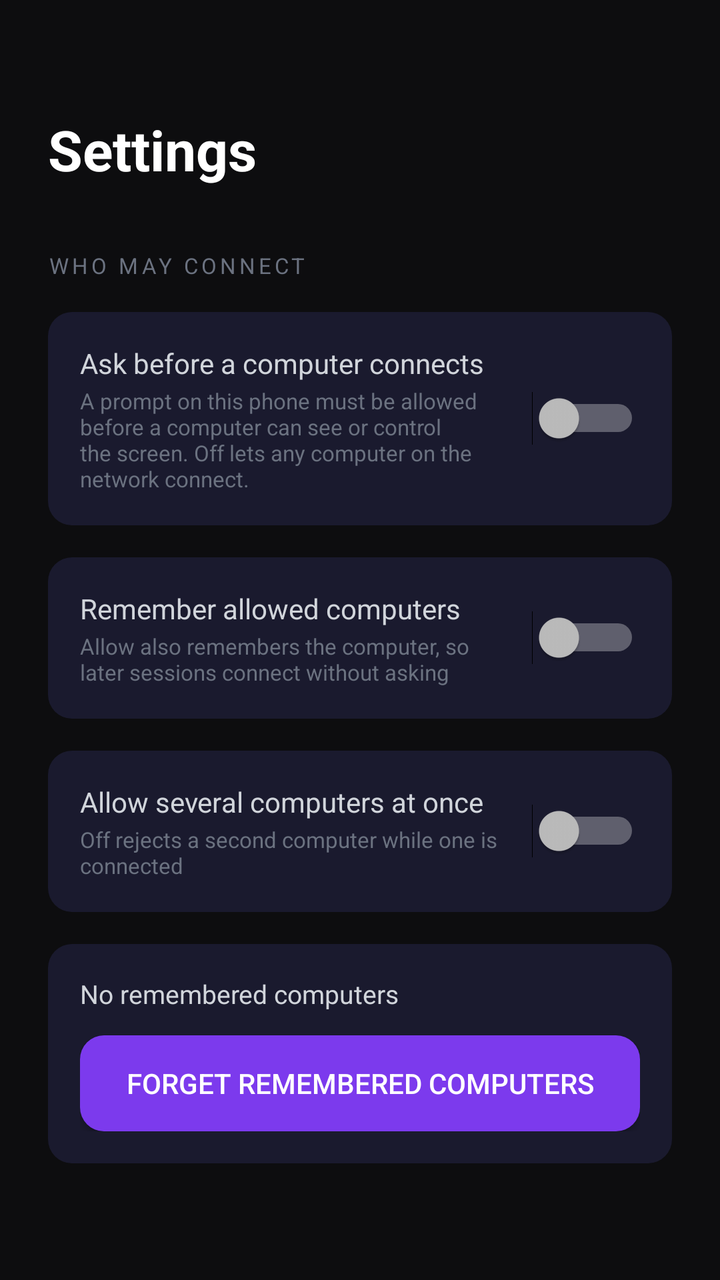
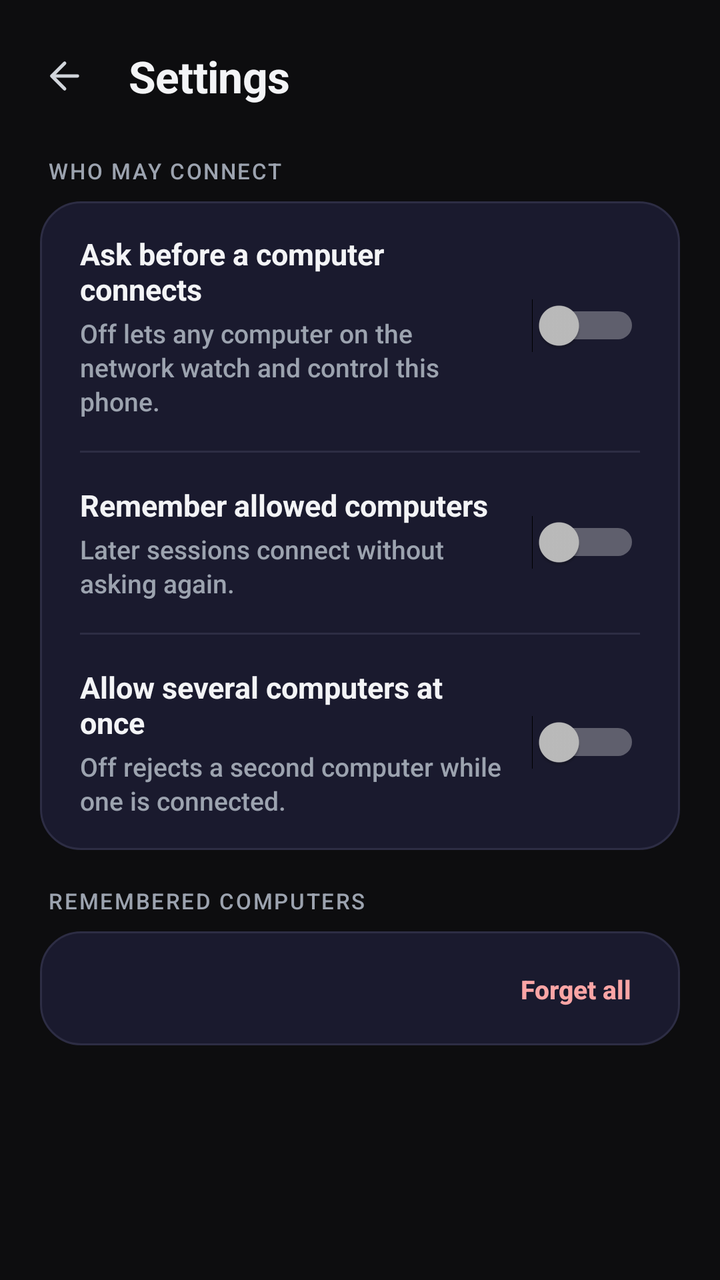

An Android layout rendered at two revisions. The XML below is the earlier revision; the diff shows what the commit changed to produce the second picture.
<!-- AndroidManifest.xml: application theme Theme.RemotePhone -->
<!-- res/layout/activity_settings.xml -->
<?xml version="1.0" encoding="utf-8"?>
<ScrollView xmlns:android="http://schemas.android.com/apk/res/android"
    android:layout_width="match_parent"
    android:layout_height="match_parent"
    android:background="@color/bg_dark"
    android:fillViewport="true">

    <LinearLayout
        android:layout_width="match_parent"
        android:layout_height="wrap_content"
        android:orientation="vertical"
        android:padding="24dp">

        <TextView
            android:layout_width="wrap_content"
            android:layout_height="wrap_content"
            android:text="Settings"
            android:textSize="28sp"
            android:textColor="@color/text_primary"
            android:textStyle="bold"
            android:layout_marginTop="32dp" />

        <TextView
            android:layout_width="wrap_content"
            android:layout_height="wrap_content"
            android:text="WHO MAY CONNECT"
            android:textSize="11sp"
            android:textColor="@color/text_hint"
            android:letterSpacing="0.15"
            android:layout_marginTop="32dp" />

        <LinearLayout
            android:layout_width="match_parent"
            android:layout_height="wrap_content"
            android:orientation="horizontal"
            android:gravity="center_vertical"
            android:background="@drawable/card_background"
            android:padding="16dp"
            android:layout_marginTop="16dp">

            <LinearLayout
                android:layout_width="0dp"
                android:layout_height="wrap_content"
                android:layout_weight="1"
                android:orientation="vertical">

                <TextView
                    android:layout_width="wrap_content"
                    android:layout_height="wrap_content"
                    android:text="Ask before a computer connects"
                    android:textSize="14sp"
                    android:textColor="@color/text_secondary" />

                <TextView
                    android:layout_width="wrap_content"
                    android:layout_height="wrap_content"
                    android:text="A prompt on this phone must be allowed before a computer can see or control the screen. Off lets any computer on the network connect."
                    android:textSize="11sp"
                    android:textColor="@color/text_hint"
                    android:layout_marginTop="2dp" />
            </LinearLayout>

            <Switch
                android:id="@+id/askToggle"
                android:layout_width="wrap_content"
                android:layout_height="wrap_content"
                android:layout_marginStart="12dp" />
        </LinearLayout>

        <LinearLayout
            android:layout_width="match_parent"
            android:layout_height="wrap_content"
            android:orientation="horizontal"
            android:gravity="center_vertical"
            android:background="@drawable/card_background"
            android:padding="16dp"
            android:layout_marginTop="16dp">

            <LinearLayout
                android:layout_width="0dp"
                android:layout_height="wrap_content"
                android:layout_weight="1"
                android:orientation="vertical">

                <TextView
                    android:layout_width="wrap_content"
                    android:layout_height="wrap_content"
                    android:text="Remember allowed computers"
                    android:textSize="14sp"
                    android:textColor="@color/text_secondary" />

                <TextView
                    android:layout_width="wrap_content"
                    android:layout_height="wrap_content"
                    android:text="Allow also remembers the computer, so later sessions connect without asking"
                    android:textSize="11sp"
                    android:textColor="@color/text_hint"
                    android:layout_marginTop="2dp" />
            </LinearLayout>

            <Switch
                android:id="@+id/rememberToggle"
                android:layout_width="wrap_content"
                android:layout_height="wrap_content"
                android:layout_marginStart="12dp" />
        </LinearLayout>

        <LinearLayout
            android:layout_width="match_parent"
            android:layout_height="wrap_content"
            android:orientation="horizontal"
            android:gravity="center_vertical"
            android:background="@drawable/card_background"
            android:padding="16dp"
            android:layout_marginTop="16dp">

            <LinearLayout
                android:layout_width="0dp"
                android:layout_height="wrap_content"
                android:layout_weight="1"
                android:orientation="vertical">

                <TextView
                    android:layout_width="wrap_content"
                    android:layout_height="wrap_content"
                    android:text="Allow several computers at once"
                    android:textSize="14sp"
                    android:textColor="@color/text_secondary" />

                <TextView
                    android:layout_width="wrap_content"
                    android:layout_height="wrap_content"
                    android:text="Off rejects a second computer while one is connected"
                    android:textSize="11sp"
                    android:textColor="@color/text_hint"
                    android:layout_marginTop="2dp" />
            </LinearLayout>

            <Switch
                android:id="@+id/multipleToggle"
                android:layout_width="wrap_content"
                android:layout_height="wrap_content"
                android:layout_marginStart="12dp" />
        </LinearLayout>

        <LinearLayout
            android:layout_width="match_parent"
            android:layout_height="wrap_content"
            android:orientation="vertical"
            android:background="@drawable/card_background"
            android:padding="16dp"
            android:layout_marginTop="16dp">

            <TextView
                android:id="@+id/rememberedText"
                android:layout_width="wrap_content"
                android:layout_height="wrap_content"
                android:text="No remembered computers"
                android:textSize="13sp"
                android:textColor="@color/text_secondary" />

            <Button
                android:id="@+id/forgetButton"
                android:layout_width="match_parent"
                android:layout_height="48dp"
                android:layout_marginTop="12dp"
                android:text="Forget remembered computers"
                android:textColor="@color/text_primary"
                android:background="@drawable/button_primary" />
        </LinearLayout>

    </LinearLayout>

</ScrollView>
<!-- resources referenced by this layout -->
<resources>
  <color name="text_hint">#FF6B7280</color>
  <color name="text_primary">#FFFFFFFF</color>
  <!-- drawable button_primary (drawable) -->
  <?xml version="1.0" encoding="utf-8"?>
  <ripple xmlns:android="http://schemas.android.com/apk/res/android"
      android:color="@color/primary_pressed">
      <item>
          <shape android:shape="rectangle">
              <solid android:color="@color/primary" />
              <corners android:radius="12dp" />
          </shape>
      </item>
  </ripple>
  <!-- drawable card_background (drawable) -->
  <?xml version="1.0" encoding="utf-8"?>
  <shape xmlns:android="http://schemas.android.com/apk/res/android"
      android:shape="rectangle">
      <solid android:color="@color/card_bg" />
      <corners android:radius="12dp" />
  </shape>
  <style name="Theme.RemotePhone" parent="android:Theme.Material.NoActionBar">
          <item name="android:colorPrimary">@color/primary</item>
          <item name="android:colorPrimaryDark">@color/primary_dark</item>
          <item name="android:colorAccent">@color/primary</item>
          <item name="android:windowBackground">@color/bg_dark</item>
          <item name="android:statusBarColor">@color/bg_dark</item>
          <item name="android:navigationBarColor">@color/bg_dark</item>
          <item name="android:windowLightStatusBar">false</item>
      </style>
  <color name="primary_pressed">#FF5B21B6</color>
  <!-- unchanged entries left out for length: 5 -->
</resources>

<!-- the commit's change to res/layout/activity_settings.xml (unified diff, before → after) -->
@@ -9,166 +9,207 @@
         android:layout_width="match_parent"
         android:layout_height="wrap_content"
         android:orientation="vertical"
-        android:padding="24dp">
-
-        <TextView
-            android:layout_width="wrap_content"
-            android:layout_height="wrap_content"
-            android:text="Settings"
-            android:textSize="28sp"
-            android:textColor="@color/text_primary"
-            android:textStyle="bold"
-            android:layout_marginTop="32dp" />
-
-        <TextView
-            android:layout_width="wrap_content"
-            android:layout_height="wrap_content"
-            android:text="WHO MAY CONNECT"
-            android:textSize="11sp"
-            android:textColor="@color/text_hint"
-            android:letterSpacing="0.15"
-            android:layout_marginTop="32dp" />
+        android:paddingStart="20dp"
+        android:paddingEnd="20dp"
+        android:paddingTop="16dp"
+        android:paddingBottom="24dp">
 
         <LinearLayout
             android:layout_width="match_parent"
             android:layout_height="wrap_content"
             android:orientation="horizontal"
-            android:gravity="center_vertical"
-            android:background="@drawable/card_background"
-            android:padding="16dp"
-            android:layout_marginTop="16dp">
-
-            <LinearLayout
-                android:layout_width="0dp"
-                android:layout_height="wrap_content"
-                android:layout_weight="1"
-                android:orientation="vertical">
-
-                <TextView
+            android:gravity="center_vertical">
+
+            <ImageButton
+                android:id="@+id/backButton"
+                android:layout_width="44dp"
+                android:layout_height="44dp"
+                android:layout_marginStart="-10dp"
+                android:background="?android:attr/selectableItemBackgroundBorderless"
+                android:src="@drawable/ic_back"
+                android:tint="@color/text_secondary"
+                android:contentDescription="Back" />
+
+            <TextView
+                android:layout_width="wrap_content"
+                android:layout_height="wrap_content"
+                android:layout_marginStart="10dp"
+                android:text="Settings"
+                android:textSize="22sp"
+                style="@style/Title"
+                android:letterSpacing="-0.01" />
+        </LinearLayout>
+
+        <TextView
+            style="@style/Label"
+            android:layout_marginStart="4dp"
+            android:layout_marginTop="18dp"
+            android:text="WHO MAY CONNECT" />
+
+        <LinearLayout
+            style="@style/Card"
+            android:layout_marginTop="8dp"
+            android:showDividers="middle"
+            android:divider="@drawable/divider"
+            android:dividerPadding="20dp">
+
+            <LinearLayout
+                android:layout_width="match_parent"
+                android:layout_height="wrap_content"
+                android:orientation="horizontal"
+                android:gravity="center_vertical"
+                android:paddingTop="16dp"
+                android:paddingBottom="16dp"
+                android:paddingStart="20dp"
+                android:paddingEnd="20dp">
+
+                <LinearLayout
+                    style="@style/TextColumn"
+                    android:layout_marginStart="0dp">
+
+                    <TextView
+                        style="@style/Title"
+                        android:text="Ask before a computer connects" />
+
+                    <TextView
+                        style="@style/Body"
+                        android:layout_marginTop="3dp"
+                        android:text="Off lets any computer on the network watch and control this phone." />
+                </LinearLayout>
+
+                <Switch
+                    android:id="@+id/askToggle"
                     android:layout_width="wrap_content"
                     android:layout_height="wrap_content"
-                    android:text="Ask before a computer connects"
-                    android:textSize="14sp"
-                    android:textColor="@color/text_secondary" />
-
-                <TextView
+                    android:layout_marginStart="14dp"
+                    android:contentDescription="Ask before a computer connects" />
+            </LinearLayout>
+
+            <LinearLayout
+                android:layout_width="match_parent"
+                android:layout_height="wrap_content"
+                android:orientation="horizontal"
+                android:gravity="center_vertical"
+                android:paddingTop="16dp"
+                android:paddingBottom="16dp"
+                android:paddingStart="20dp"
+                android:paddingEnd="20dp">
+
+                <LinearLayout
+                    style="@style/TextColumn"
+                    android:layout_marginStart="0dp">
+
+                    <TextView
+                        style="@style/Title"
+                        android:text="Remember allowed computers" />
+
+                    <TextView
+                        style="@style/Body"
+                        android:layout_marginTop="3dp"
+                        android:text="Later sessions connect without asking again." />
+                </LinearLayout>
+
+                <Switch
+                    android:id="@+id/rememberToggle"
                     android:layout_width="wrap_content"
                     android:layout_height="wrap_content"
-                    android:text="A prompt on this phone must be allowed before a computer can see or control the screen. Off lets any computer on the network connect."
-                    android:textSize="11sp"
-                    android:textColor="@color/text_hint"
-                    android:layout_marginTop="2dp" />
-            </LinearLayout>
-
-            <Switch
-                android:id="@+id/askToggle"
-                android:layout_width="wrap_content"
-                android:layout_height="wrap_content"
-                android:layout_marginStart="12dp" />
+                    android:layout_marginStart="14dp"
+                    android:contentDescription="Remember allowed computers" />
+            </LinearLayout>
+
+            <LinearLayout
+                android:layout_width="match_parent"
+                android:layout_height="wrap_content"
+                android:orientation="horizontal"
+                android:gravity="center_vertical"
+                android:paddingTop="16dp"
+                android:paddingBottom="16dp"
+                android:paddingStart="20dp"
+                android:paddingEnd="20dp">
+
+                <LinearLayout
+                    style="@style/TextColumn"
+                    android:layout_marginStart="0dp">
+
+                    <TextView
+                        style="@style/Title"
+                        android:text="Allow several computers at once" />
+
+                    <TextView
+                        style="@style/Body"
+                        android:layout_marginTop="3dp"
+                        android:text="Off rejects a second computer while one is connected." />
+                </LinearLayout>
+
+                <Switch
+                    android:id="@+id/multipleToggle"
+                    android:layout_width="wrap_content"
+                    android:layout_height="wrap_content"
+                    android:layout_marginStart="14dp"
+                    android:contentDescription="Allow several computers at once" />
+            </LinearLayout>
         </LinearLayout>
 
         <LinearLayout
             android:layout_width="match_parent"
             android:layout_height="wrap_content"
-            android:orientation="horizontal"
-            android:gravity="center_vertical"
-            android:background="@drawable/card_background"
-            android:padding="16dp"
-            android:layout_marginTop="16dp">
-
-            <LinearLayout
+            android:layout_marginTop="18dp"
+            android:paddingStart="4dp"
+            android:paddingEnd="4dp"
+            android:orientation="horizontal">
+
+            <TextView
+                style="@style/Label"
                 android:layout_width="0dp"
-                android:layout_height="wrap_content"
                 android:layout_weight="1"
-                android:orientation="vertical">
+                android:text="REMEMBERED COMPUTERS" />
+
+            <TextView
+                android:id="@+id/rememberedCount"
+                style="@style/Label" />
+        </LinearLayout>
+
+        <LinearLayout
+            style="@style/Card"
+            android:layout_marginTop="8dp"
+            android:showDividers="middle"
+            android:divider="@drawable/divider"
+            android:dividerPadding="20dp">
+
+            
+            <LinearLayout
+                android:id="@+id/rememberedList"
+                android:layout_width="match_parent"
+                android:layout_height="wrap_content"
+                android:orientation="vertical"
+                android:paddingStart="6dp"
+                android:paddingEnd="4dp"
+                android:showDividers="middle"
+                android:divider="@drawable/divider"
+                android:dividerPadding="14dp" />
+
+            <LinearLayout
+                android:layout_width="match_parent"
+                android:layout_height="wrap_content"
+                android:orientation="horizontal"
+                android:gravity="center_vertical"
+                android:paddingStart="20dp"
+                android:paddingEnd="12dp"
+                android:paddingTop="6dp"
+                android:paddingBottom="6dp">
 
                 <TextView
-                    android:layout_width="wrap_content"
-                    android:layout_height="wrap_content"
-                    android:text="Remember allowed computers"
-                    android:textSize="14sp"
-                    android:textColor="@color/text_secondary" />
-
-                <TextView
-                    android:layout_width="wrap_content"
-                    android:layout_height="wrap_content"
-                    android:text="Allow also remembers the computer, so later sessions connect without asking"
-                    android:textSize="11sp"
-                    android:textColor="@color/text_hint"
-                    android:layout_marginTop="2dp" />
-            </LinearLayout>
-
-            <Switch
-                android:id="@+id/rememberToggle"
-                android:layout_width="wrap_content"
-                android:layout_height="wrap_content"
-                android:layout_marginStart="12dp" />
-        </LinearLayout>
-
-        <LinearLayout
-            android:layout_width="match_parent"
-            android:layout_height="wrap_content"
-            android:orientation="horizontal"
-            android:gravity="center_vertical"
-            android:background="@drawable/card_background"
-            android:padding="16dp"
-            android:layout_marginTop="16dp">
-
-            <LinearLayout
-                android:layout_width="0dp"
-                android:layout_height="wrap_content"
-                android:layout_weight="1"
-                android:orientation="vertical">
-
-                <TextView
-                    android:layout_width="wrap_content"
-                    android:layout_height="wrap_content"
-                    android:text="Allow several computers at once"
-                    android:textSize="14sp"
-                    android:textColor="@color/text_secondary" />
-
-                <TextView
-                    android:layout_width="wrap_content"
-                    android:layout_height="wrap_content"
-                    android:text="Off rejects a second computer while one is connected"
-                    android:textSize="11sp"
-                    android:textColor="@color/text_hint"
-                    android:layout_marginTop="2dp" />
-            </LinearLayout>
-
-            <Switch
-                android:id="@+id/multipleToggle"
-                android:layout_width="wrap_content"
-                android:layout_height="wrap_content"
-                android:layout_marginStart="12dp" />
-        </LinearLayout>
-
-        <LinearLayout
-            android:layout_width="match_parent"
-            android:layout_height="wrap_content"
-            android:orientation="vertical"
-            android:background="@drawable/card_background"
-            android:padding="16dp"
-            android:layout_marginTop="16dp">
-
-            <TextView
-                android:id="@+id/rememberedText"
-                android:layout_width="wrap_content"
-                android:layout_height="wrap_content"
-                android:text="No remembered computers"
-                android:textSize="13sp"
-                android:textColor="@color/text_secondary" />
-
-            <Button
-                android:id="@+id/forgetButton"
-                android:layout_width="match_parent"
-                android:layout_height="48dp"
-                android:layout_marginTop="12dp"
-                android:text="Forget remembered computers"
-                android:textColor="@color/text_primary"
-                android:background="@drawable/button_primary" />
+                    android:id="@+id/rememberedFooter"
+                    style="@style/Body"
+                    android:layout_width="0dp"
+                    android:layout_weight="1" />
+
+                <Button
+                    android:id="@+id/forgetButton"
+                    style="@style/RowAction"
+                    android:text="Forget all" />
+            </LinearLayout>
         </LinearLayout>
 
     </LinearLayout>
-
 </ScrollView>
<!-- resource entries referenced after the edit -->
@@ -1,25 +1,96 @@
 <!-- resources referenced by this layout -->
 <resources>
-  <color name="text_hint">#FF6B7280</color>
-  <color name="text_primary">#FFFFFFFF</color>
-  <!-- drawable button_primary (drawable) -->
+  <!-- drawable divider (drawable) -->
   <?xml version="1.0" encoding="utf-8"?>
-  <ripple xmlns:android="http://schemas.android.com/apk/res/android"
-      android:color="@color/primary_pressed">
-      <item>
-          <shape android:shape="rectangle">
-              <solid android:color="@color/primary" />
-              <corners android:radius="12dp" />
-          </shape>
-      </item>
-  </ripple>
+  <shape xmlns:android="http://schemas.android.com/apk/res/android"
+      android:shape="rectangle">
+      <solid android:color="@color/card_border" />
+      <size android:height="1dp" />
+  </shape>
+  <!-- drawable ic_back (drawable) -->
+  <?xml version="1.0" encoding="utf-8"?>
+  <vector xmlns:android="http://schemas.android.com/apk/res/android"
+      android:width="22dp"
+      android:height="22dp"
+      android:viewportWidth="24"
+      android:viewportHeight="24">
+      <path
+          android:pathData="M19 12H5"
+          android:strokeColor="#FFFFFFFF"
+          android:strokeWidth="1.8"
+          android:strokeLineCap="round"
+          android:strokeLineJoin="round" />
+      <path
+          android:pathData="m12 19-7-7 7-7"
+          android:strokeColor="#FFFFFFFF"
+          android:strokeWidth="1.8"
+          android:strokeLineCap="round"
+          android:strokeLineJoin="round" />
+  </vector>
+  <style name="Body">
+          <item name="android:layout_width">wrap_content</item>
+          <item name="android:layout_height">wrap_content</item>
+          <item name="android:textSize">13sp</item>
+          <item name="android:textColor">@color/text_muted</item>
+          <item name="android:lineSpacingMultiplier">1.1</item>
+      </style>
+  <style name="Card">
+          <item name="android:layout_width">match_parent</item>
+          <item name="android:layout_height">wrap_content</item>
+          <item name="android:layout_marginTop">16dp</item>
+          <item name="android:orientation">vertical</item>
+          <item name="android:background">@drawable/card_background</item>
+      </style>
+  <style name="Label">
+          <item name="android:layout_width">wrap_content</item>
+          <item name="android:layout_height">wrap_content</item>
+          <item name="android:textSize">11sp</item>
+          <item name="android:letterSpacing">0.08</item>
+          <item name="android:textColor">@color/text_muted</item>
+      </style>
+  <style name="RowAction" parent="Btn">
+          <item name="android:layout_width">wrap_content</item>
+          <item name="android:layout_height">44dp</item>
+          <item name="android:paddingStart">12dp</item>
+          <item name="android:paddingEnd">12dp</item>
+          <item name="android:textSize">13sp</item>
+          <item name="android:fontFamily">sans-serif-medium</item>
+          <item name="android:textColor">@color/red_text</item>
+      </style>
+  <style name="TextColumn">
+          <item name="android:layout_width">0dp</item>
+          <item name="android:layout_height">wrap_content</item>
+          <item name="android:layout_weight">1</item>
+          <item name="android:layout_marginStart">14dp</item>
+          <item name="android:orientation">vertical</item>
+      </style>
+  <style name="Title">
+          <item name="android:layout_width">wrap_content</item>
+          <item name="android:layout_height">wrap_content</item>
+          <item name="android:textSize">15sp</item>
+          <item name="android:fontFamily">sans-serif</item>
+          <item name="android:textStyle">bold</item>
+      </style>
+  <color name="text_primary">#FFF3F4F6</color>
   <!-- drawable card_background (drawable) -->
   <?xml version="1.0" encoding="utf-8"?>
   <shape xmlns:android="http://schemas.android.com/apk/res/android"
       android:shape="rectangle">
       <solid android:color="@color/card_bg" />
-      <corners android:radius="12dp" />
+      <stroke android:width="1dp" android:color="@color/card_border" />
+      <corners android:radius="20dp" />
   </shape>
+  <style name="Btn" parent="android:Widget.Material.Button.Borderless">
+          <item name="android:layout_width">match_parent</item>
+          <item name="android:textAllCaps">false</item>
+          <item name="android:minHeight">0dp</item>
+          <item name="android:minWidth">0dp</item>
+          <item name="android:textSize">15sp</item>
+          <item name="android:fontFamily">sans-serif</item>
+          <item name="android:textStyle">bold</item>
+          <item name="android:foreground">?android:attr/selectableItemBackground</item>
+      </style>
+  <color name="red_text">#FFFCA5A5</color>
   <style name="Theme.RemotePhone" parent="android:Theme.Material.NoActionBar">
           <item name="android:colorPrimary">@color/primary</item>
           <item name="android:colorPrimaryDark">@color/primary_dark</item>
@@ -28,8 +99,11 @@
           <item name="android:statusBarColor">@color/bg_dark</item>
           <item name="android:navigationBarColor">@color/bg_dark</item>
           <item name="android:windowLightStatusBar">false</item>
+          <item name="android:fontFamily">sans-serif-medium</item>
+          <item name="android:textColor">@color/text_primary</item>
       </style>
-  <color name="primary_pressed">#FF5B21B6</color>
+  <color name="card_border">#FF2D2D44</color>
+  <color name="text_muted">#FF9CA3AF</color>
   <!-- unchanged entries left out for length: 5 -->
 </resources>
 
